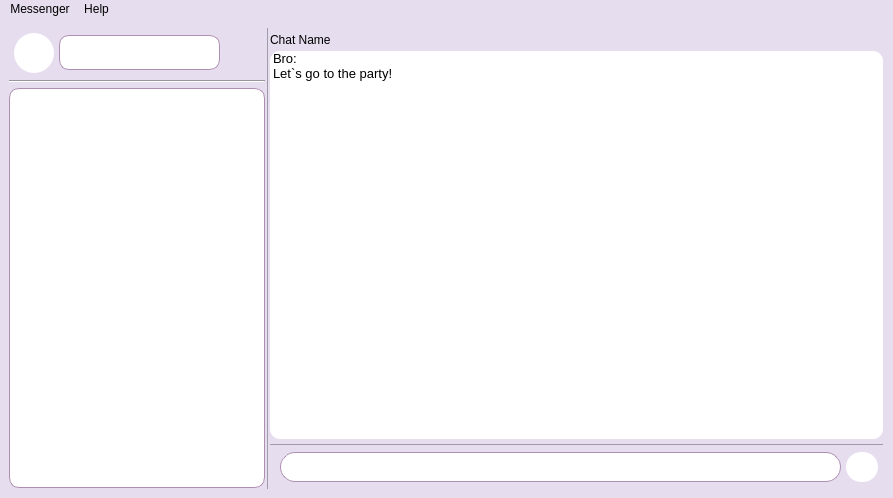
Above: messenger/mainwindow.ui from ita-social-projects/HTTP_Messenger_Client before the change. Below: the same form after it.
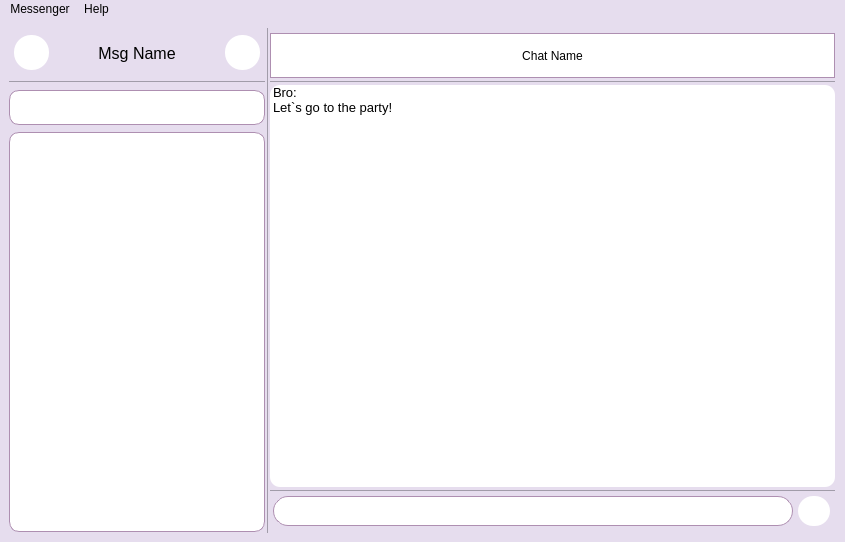
That is the form after the change. Icons and pictures are not drawn.

Commit message: CLV-164,163. Updated JSON Deserializer, created CreateChat.

What changed in the file:
```diff
--- a/messenger/mainwindow.ui
+++ b/messenger/mainwindow.ui
@@ -6,8 +6,8 @@
    <rect>
     <x>0</x>
     <y>0</y>
-    <width>893</width>
-    <height>498</height>
+    <width>845</width>
+    <height>542</height>
    </rect>
   </property>
   <property name="windowTitle">
@@ -20,7 +20,7 @@
   <widget class="QWidget" name="centralwidget">
    <layout class="QGridLayout" name="gridLayout">
     <item row="0" column="0">
-     <layout class="QHBoxLayout" name="horizontalLayout_3">
+     <layout class="QHBoxLayout" name="horizontalLayout_3" stretch="1,2,1">
       <property name="spacing">
        <number>0</number>
       </property>
@@ -61,19 +61,16 @@
           <number>1</number>
          </property>
          <item>
-          <layout class="QHBoxLayout" name="horizontalLayout_2" stretch="1,4,1">
-           <property name="spacing">
-            <number>5</number>
-           </property>
-           <property name="sizeConstraint">
-            <enum>QLayout::SetFixedSize</enum>
-           </property>
+          <layout class="QHBoxLayout" name="horizontalLayout_4">
            <property name="leftMargin">
             <number>5</number>
            </property>
            <property name="topMargin">
             <number>2</number>
            </property>
+           <property name="rightMargin">
+            <number>5</number>
+           </property>
            <property name="bottomMargin">
             <number>2</number>
            </property>
@@ -90,22 +87,99 @@
              </property>
              <property name="minimumSize">
               <size>
-               <width>40</width>
+               <width>35</width>
+               <height>35</height>
+              </size>
+             </property>
+             <property name="mouseTracking">
+              <bool>true</bool>
+             </property>
+             <property name="acceptDrops">
+              <bool>false</bool>
+             </property>
+             <property name="autoFillBackground">
+              <bool>false</bool>
+             </property>
+             <property name="styleSheet">
+              <string notr="true">QPushButton{
+border-radius: 17px;
+background-color: white;
+}
+QPushButton:hover {
+     background-color:rgb(200, 192, 207);
+ }</string>
+             </property>
+             <property name="text">
+              <string/>
+             </property>
+             <property name="icon">
+              <iconset resource="resources.qrc">
+               <normaloff>:/icons/icons/profile.svg</normaloff>:/icons/icons/profile.svg</iconset>
+             </property>
+             <property name="iconSize">
+              <size>
+               <width>30</width>
+               <height>30</height>
+              </size>
+             </property>
+             <property name="checkable">
+              <bool>false</bool>
+             </property>
+             <property name="autoDefault">
+              <bool>false</bool>
+             </property>
+             <property name="default">
+              <bool>true</bool>
+             </property>
+             <property name="flat">
+              <bool>true</bool>
+             </property>
+            </widget>
+           </item>
+           <item>
+            <widget class="QLabel" name="MessengerTitle">
+             <property name="sizePolicy">
+              <sizepolicy hsizetype="Minimum" vsizetype="Fixed">
+               <horstretch>0</horstretch>
+               <verstretch>0</verstretch>
+              </sizepolicy>
+             </property>
+             <property name="minimumSize">
+              <size>
+               <width>70</width>
                <height>40</height>
               </size>
              </property>
-             <property name="mouseTracking">
-              <bool>true</bool>
+             <property name="font">
+              <font>
+               <pointsize>12</pointsize>
+              </font>
              </property>
-             <property name="acceptDrops">
-              <bool>false</bool>
+             <property name="text">
+              <string>Msg Name</string>
              </property>
-             <property name="autoFillBackground">
-              <bool>false</bool>
+             <property name="alignment">
+              <set>Qt::AlignCenter</set>
+             </property>
+            </widget>
+           </item>
+           <item>
+            <widget class="QPushButton" name="CreateChat">
+             <property name="sizePolicy">
+              <sizepolicy hsizetype="Fixed" vsizetype="Fixed">
+               <horstretch>0</horstretch>
+               <verstretch>0</verstretch>
+              </sizepolicy>
+             </property>
+             <property name="minimumSize">
+              <size>
+               <width>35</width>
+               <height>35</height>
+              </size>
              </property>
              <property name="styleSheet">
               <string notr="true">QPushButton{
-border-radius: 20px;
+border-radius: 17px;
 background-color: white;
 }
 QPushButton:hover {
@@ -117,26 +191,52 @@
              </property>
              <property name="iconSize">
               <size>
-               <width>25</width>
-               <height>20</height>
+               <width>30</width>
+               <height>30</height>
               </size>
              </property>
-             <property name="checkable">
-              <bool>false</bool>
-             </property>
-             <property name="autoDefault">
-              <bool>false</bool>
-             </property>
-             <property name="default">
-              <bool>true</bool>
-             </property>
-             <property name="flat">
-              <bool>true</bool>
-             </property>
-            </widget>
-           </item>
+            </widget>
+           </item>
+          </layout>
+         </item>
+         <item>
+          <widget class="Line" name="line_4">
+           <property name="styleSheet">
+            <string notr="true">color: rgb(161, 156, 169);</string>
+           </property>
+           <property name="frameShadow">
+            <enum>QFrame::Plain</enum>
+           </property>
+           <property name="orientation">
+            <enum>Qt::Horizontal</enum>
+           </property>
+          </widget>
+         </item>
+         <item>
+          <layout class="QHBoxLayout" name="horizontalLayout_2" stretch="4">
+           <property name="spacing">
+            <number>0</number>
+           </property>
+           <property name="sizeConstraint">
+            <enum>QLayout::SetDefaultConstraint</enum>
+           </property>
+           <property name="leftMargin">
+            <number>0</number>
+           </property>
+           <property name="topMargin">
+            <number>2</number>
+           </property>
+           <property name="bottomMargin">
+            <number>2</number>
+           </property>
            <item>
             <widget class="QLineEdit" name="SearchUser">
+             <property name="sizePolicy">
+              <sizepolicy hsizetype="Preferred" vsizetype="Fixed">
+               <horstretch>0</horstretch>
+               <verstretch>0</verstretch>
+              </sizepolicy>
+             </property>
              <property name="minimumSize">
               <size>
                <width>0</width>
@@ -153,67 +253,16 @@
              </property>
             </widget>
            </item>
-           <item>
-            <widget class="QPushButton" name="SearchUserButton">
-             <property name="sizePolicy">
-              <sizepolicy hsizetype="Minimum" vsizetype="Minimum">
-               <horstretch>0</horstretch>
-               <verstretch>0</verstretch>
-              </sizepolicy>
-             </property>
-             <property name="cursor">
-              <cursorShape>ArrowCursor</cursorShape>
-             </property>
-             <property name="mouseTracking">
-              <bool>true</bool>
-             </property>
-             <property name="focusPolicy">
-              <enum>Qt::NoFocus</enum>
-             </property>
-             <property name="styleSheet">
-              <string notr="true">QPushButton{
-border-radius: 20px;
-background-color: rgb(230, 221, 238);
-}
-QPushButton:hover {
-     background-color:rgb(200, 192, 207);
- }</string>
-             </property>
-             <property name="text">
-              <string/>
-             </property>
-             <property name="icon">
-              <iconset>
-               <normaloff>:/icons/icons/search.ico</normaloff>:/icons/icons/search.ico</iconset>
-             </property>
-             <property name="iconSize">
-              <size>
-               <width>20</width>
-               <height>20</height>
-              </size>
-             </property>
-             <property name="autoDefault">
-              <bool>false</bool>
-             </property>
-             <property name="default">
-              <bool>true</bool>
-             </property>
-             <property name="flat">
-              <bool>true</bool>
-             </property>
-            </widget>
-           </item>
           </layout>
          </item>
-         <item>
-          <widget class="Line" name="line_2">
-           <property name="orientation">
-            <enum>Qt::Horizontal</enum>
-           </property>
-          </widget>
-         </item>
          <item>
           <widget class="QListWidget" name="UserList_2">
+           <property name="sizePolicy">
+            <sizepolicy hsizetype="Preferred" vsizetype="Expanding">
+             <horstretch>0</horstretch>
+             <verstretch>0</verstretch>
+            </sizepolicy>
+           </property>
            <property name="styleSheet">
             <string notr="true">background-color: rgb(255, 255, 255);
 font: 10pt &quot;MS Shell Dlg 2&quot;;
@@ -248,7 +297,7 @@
         </property>
         <layout class="QVBoxLayout" name="verticalLayout_8">
          <property name="spacing">
-          <number>4</number>
+          <number>2</number>
          </property>
          <property name="sizeConstraint">
           <enum>QLayout::SetDefaultConstraint</enum>
@@ -266,12 +315,43 @@
           <number>5</number>
          </property>
          <item>
-          <widget class="QLabel" name="ChatName">
+          <layout class="QVBoxLayout" name="verticalLayout_2">
+           <property name="spacing">
+            <number>2</number>
+           </property>
+           <item>
+            <widget class="QPushButton" name="ChatInfo">
+             <property name="minimumSize">
+              <size>
+               <width>0</width>
+               <height>45</height>
+              </size>
+             </property>
+             <property name="styleSheet">
+              <string notr="true">background-color: rgb(255, 255, 255);
+font: 10pt &quot;MS Shell Dlg 2&quot;;
+border-style: solid;
+border-width: 1px;
+border-color: rgb(174, 143, 177);</string>
+             </property>
            <property name="text">
             <string>Chat Name</string>
            </property>
           </widget>
          </item>
+           <item>
+            <widget class="Line" name="line_5">
+             <property name="styleSheet">
+              <string notr="true">color: rgb(161, 156, 169);</string>
+             </property>
+             <property name="frameShadow">
+              <enum>QFrame::Plain</enum>
+             </property>
+             <property name="orientation">
+              <enum>Qt::Horizontal</enum>
+             </property>
+            </widget>
+           </item>
          <item>
           <widget class="QListWidget" name="Messages">
            <property name="enabled">
@@ -328,7 +408,7 @@
             <number>5</number>
            </property>
            <property name="leftMargin">
-            <number>10</number>
+              <number>3</number>
            </property>
            <property name="topMargin">
             <number>2</number>
@@ -431,6 +511,8 @@
           </layout>
          </item>
         </layout>
+         </item>
+        </layout>
        </widget>
       </item>
      </layout>
@@ -442,7 +524,7 @@
     <rect>
      <x>0</x>
      <y>0</y>
-     <width>893</width>
+     <width>845</width>
      <height>25</height>
     </rect>
    </property>
```
Left out of the diff: 28 changed lines with no effect on the pictures. Lines whose indentation alone changed are shown as unchanged. The commit also changes 29 other files.
